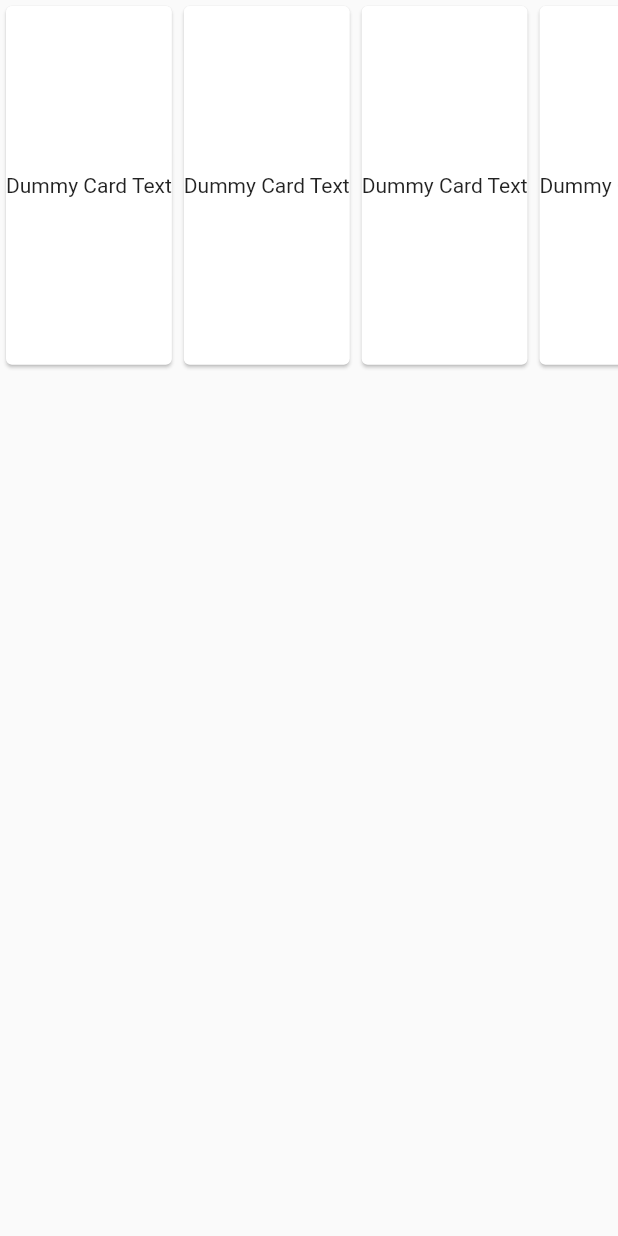
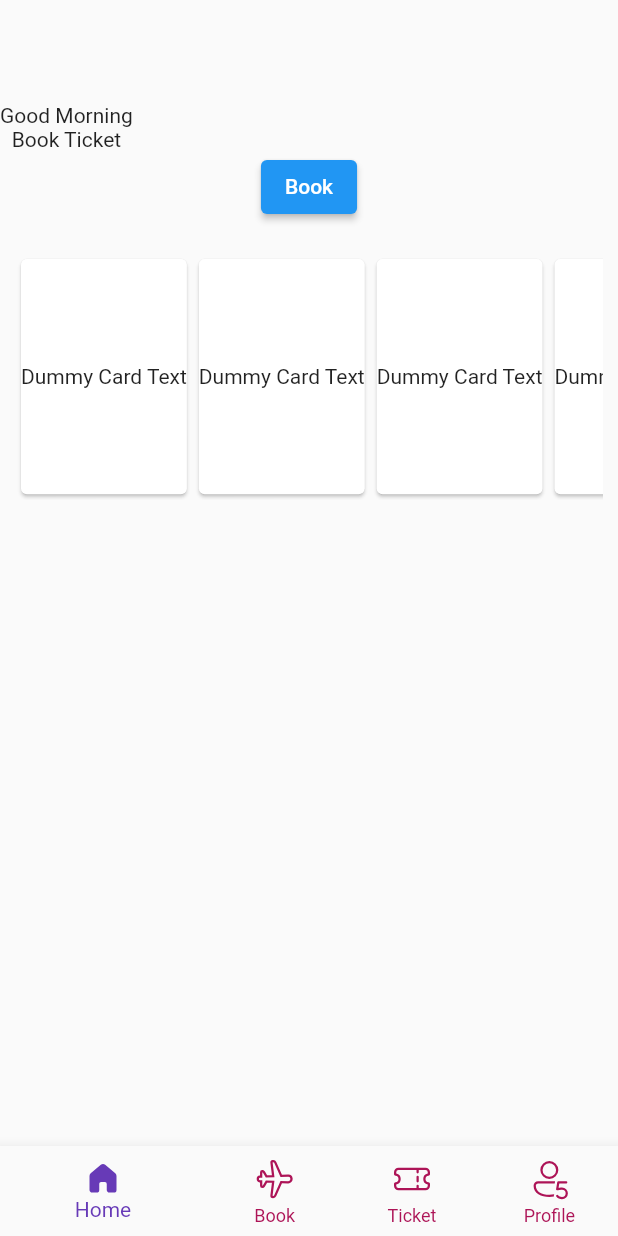
Before and after one commit to NafimAhmed/Nag_Air, a Flutter app: the screen it shows after launch, after a tap on "Log in", on a phone screen of 412 x 824 dp. Run offline on Flutter 3.47's test engine with Material 2 defaults, Android fonts, the phone set to English and light mode, and no system bars; our stand-ins replace fluentui_system_icons, get, google_fonts, sizer.

Commit message:
Nafim all technicals is ready  04:32am 29/04/2023

```diff
--- /dev/null
+++ b/lib/bottom_nav_page.dart
@@ -0,0 +1,92 @@
+
+
+
+import 'package:fluentui_system_icons/fluentui_system_icons.dart';
+import 'package:flutter/material.dart';
+import 'package:get/get.dart';
+
+import 'home_page.dart';
+import 'profile_page.dart';
+import 'search_page.dart';
+import 'ticket_screen.dart';
+
+class BottomBar extends StatelessWidget{
+
+  final int initindx;
+
+
+
+  static final List<Widget> _widgetOptions =<Widget>[
+
+     HomePage(),
+    SearchPage(),
+    TicketScreen(),
+
+     ProfilePage(),
+
+  ];
+
+   BottomBar({super.key, required this.initindx});
+
+  RxInt setSelectedIndex=0.obs;
+
+
+
+   void onItemTapped(int index){
+
+    setSelectedIndex.value=index;
+
+    // setState((){
+    //   setSelectedIndex=index;
+    //
+    // });
+
+  }
+
+
+
+  @override
+  Widget build(BuildContext context) {
+    setSelectedIndex.value=initindx;
+    // TODO: implement build
+    return Obx(() => Scaffold(
+      // appBar: AppBar(
+      //   title: Text("My ticket"),
+      // ),
+
+      body: Container(
+          child: Center(
+            child: _widgetOptions[setSelectedIndex.value],
+          )
+      ),
+
+      bottomNavigationBar: BottomNavigationBar(
+        currentIndex: setSelectedIndex.value,
+        onTap: onItemTapped,
+        showSelectedLabels: true,
+        showUnselectedLabels: true,
+        backgroundColor: Colors.black,
+        selectedItemColor: Colors.deepPurple,
+        unselectedItemColor: Colors.pink.shade800,
+        items: [
+          BottomNavigationBarItem(
+
+              activeIcon: Icon(FluentIcons.home_12_filled),
+              icon: Icon(FluentIcons.home_12_regular, size: 30,),
+              label: "Home"
+          ),
+
+          BottomNavigationBarItem(
+            activeIcon: Icon(FluentIcons.airplane_20_filled),
+            icon: Icon(FluentIcons.airplane_20_regular, size: 30,),label: "Book",),
+
+          BottomNavigationBarItem(activeIcon: Icon(FluentIcons.ticket_horizontal_20_filled),
+              icon: Icon(FluentIcons.ticket_horizontal_20_regular, size: 30,),label: "Ticket"),
+          BottomNavigationBarItem(activeIcon: Icon(FluentIcons.person_20_filled),
+              icon: Icon(FluentIcons.person_5_20_regular, size: 30,),label: "Profile"),
+        ],
+      ),
+    ));
+  }
+
+}
--- a/lib/home_page.dart
+++ b/lib/home_page.dart
@@ -3,8 +3,17 @@
 import 'package:flutter/cupertino.dart';
 import 'package:flutter/material.dart';
 import 'package:sizer/sizer.dart';
+import 'bottom_nav_page.dart';
 
 class HomePage extends StatelessWidget{
+
+
+
+
+
+
+
+
   @override
   Widget build(BuildContext context) {
     // TODO: implement build
@@ -13,10 +22,47 @@ class HomePage extends StatelessWidget{
         mainAxisSize: MainAxisSize.min,
         children: <Widget>[
 
+          SizedBox(height: 50.sp,),
+
+
+          Row(
+            children: [
+              Column(
+                children: [
+                  Text("Good Morning"),
+                  Text("Book Ticket")
+                ],
+              )
+            ],
+          ),
+
+
+
+          ElevatedButton(onPressed:() {
+            // Navigator.pop(context);
+
+            Navigator.pushReplacement(
+                context,
+                MaterialPageRoute(
+                    builder: (context) =>
+                        BottomBar(
+                          initindx: 1,
+                        )));
+
+          }, child: Text("Book")),
+
+
+
+
+
+
           Container(
-            height: 30.h,
+            margin: EdgeInsets.symmetric(vertical: 20,horizontal: 10),
+            height: 20.h,
             width: 100.h,
-            child: Expanded(
+            child: Row(
+              children: [
+                Expanded(
                   child: ListView.builder(
                     shrinkWrap: true,
                     scrollDirection: Axis.horizontal,
@@ -28,6 +74,8 @@ class HomePage extends StatelessWidget{
                     ),
                   ),
                 ),
+              ],
+            ),
           ),
 
 
--- a/lib/login_page.dart
+++ b/lib/login_page.dart
@@ -5,6 +5,8 @@ import 'package:flutter/material.dart';
 import 'package:google_fonts/google_fonts.dart';
 import 'package:new_nagair/home_page.dart';
 import 'package:sizer/sizer.dart';
+
+import 'bottom_nav_page.dart';
 
 class LoginPage extends StatelessWidget
 {
@@ -110,7 +112,9 @@ class LoginPage extends StatelessWidget
                     context,
                     MaterialPageRoute(
                         builder: (context) =>
-                            HomePage()));
+                            BottomBar(
+                              initindx: 0,
+                            )));
 
                 // Get.to(BottomBar(),
                 //     duration: Duration(milliseconds: 500), //duration of transitions, default 1 sec
--- a/lib/main.dart
+++ b/lib/main.dart
@@ -1,4 +1,5 @@
 import 'package:flutter/material.dart';
+import 'package:get/get.dart';
 import 'package:new_nagair/login_page.dart';
 import 'package:sizer/sizer.dart';
 
@@ -13,7 +14,7 @@ class MyApp extends StatelessWidget {
   @override
   Widget build(BuildContext context) {
     return Sizer(builder: (context, orientation, deviceType){
-      return MaterialApp(
+      return GetMaterialApp(
         title: 'Flutter Demo',
         theme: ThemeData(
           // This is the theme of your application.
--- a/pubspec.yaml
+++ b/pubspec.yaml
@@ -28,6 +28,8 @@ environment:
 # the latest version available on pub.dev. To see which dependencies have newer
 # versions available, run `flutter pub outdated`.
 dependencies:
+  fluentui_system_icons: ^1.1.200
+  get: ^4.6.5
   sizer: ^2.0.15
   google_fonts: ^3.0.1
   flutter:
```
Also changed, not shown: lib/profile_page.dart (added, +19 -0 lines), lib/search_page.dart (added, +19 -0 lines), lib/ticket_screen.dart (added, +20 -0 lines), pubspec.lock. Lines whose indentation alone changed are shown as unchanged.
